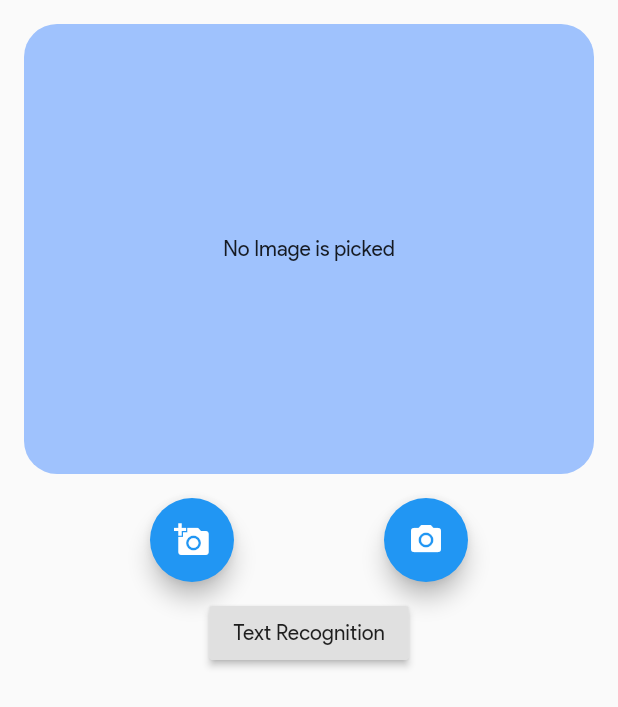
After one commit to ishandeveloper/Swaasthy, a Flutter app: the TextRecognition screen opened directly, after a tap on "Text Recognition", on a phone screen of 412 x 824 dp. The commit adds this screen. Shown: the top 707 px of the screen. Run offline on Flutter 3.47's test engine with Material 2 defaults, Android fonts, the phone set to English and light mode, and no system bars; our stand-ins replace another_flushbar, cached_network_image, cloud_firestore, connectivity, firebase_auth, firebase_core and 20 more; missing offline and left inert: agora_rtc_engine, firebase_ml_vision, google_maps_cluster_manager, multi_image_picker, razorpay_flutter; accounts and stored records are empty; generated files the repository leaves out were written again; network calls fail.

Commit message:
Text Recognition

```diff
--- a/lib/screens/auth/signup/account_type.dart
+++ b/lib/screens/auth/signup/account_type.dart
@@ -1,3 +1,4 @@
+import 'package:codered/screens/text_recognition.dart';
 import 'package:codered/services/user_services.dart';
 import 'package:codered/utils/constants/colors.dart';
 import 'package:flutter/material.dart';
@@ -22,6 +23,11 @@ class _AccountTypeState extends State<AccountType> {
         body: Container(
       padding: const EdgeInsets.symmetric(horizontal: 15),
       child: Column(
+        children: [
+          Flexible(
+            flex: 2,
+            fit: FlexFit.tight,
+            child: Column(
               crossAxisAlignment: CrossAxisAlignment.start,
               children: [
                 Text(
@@ -33,8 +39,16 @@ class _AccountTypeState extends State<AccountType> {
                     width: double.infinity,
                     child: Row(
                       mainAxisAlignment: MainAxisAlignment.spaceAround,
-                children: [chooseAccount('Yes', 1), chooseAccount('No', 0)],
+                      children: [
+                        chooseAccount('Yes', 1),
+                        chooseAccount('No', 0)
+                      ],
                     )),
+              ],
+            ),
+          ),
+          if (accountType == 1)
+            Flexible(flex: 8, fit: FlexFit.tight, child: TextRecognition())
         ],
       ),
     ));
--- /dev/null
+++ b/lib/screens/text_recognition.dart
@@ -0,0 +1,67 @@
+import 'dart:io';
+
+import 'package:firebase_ml_vision/firebase_ml_vision.dart';
+import 'package:flutter/material.dart';
+
+import '../shared_widgets/image_picker_class.dart';
+
+class TextRecognition extends StatefulWidget {
+  @override
+  _TextRecognitionState createState() => _TextRecognitionState();
+}
+
+class _TextRecognitionState extends State<TextRecognition> {
+  File _image;
+  var result = "";
+
+  void _pickedImage(File image) {
+    _image = image;
+  }
+
+  /// Shows image selection screen only when the model is ready to be used.
+  Widget readyScreen() {
+    return Column(
+      children: [
+        ImagePickerClass(_pickedImage),
+        SizedBox(
+          height: 10,
+        ),
+        RaisedButton(
+          onPressed: textRecognition,
+          child: Text('Text Recognition'),
+        ),
+        SizedBox(
+          height: 10,
+        ),
+        // Column(
+        //   children: _labels != null
+        //       ? _labels.map((label) {
+        //           return Text("${label["label"]}");
+        //         }).toList()
+        //       : [],
+        // ),
+      ],
+    );
+  }
+
+  textRecognition() async {
+    FirebaseVisionImage myImage = FirebaseVisionImage.fromFile(_image);
+    TextRecognizer recognizeText = FirebaseVision.instance.textRecognizer();
+    VisionText readText = await recognizeText.processImage(myImage);
+    result = "";
+    for (TextBlock block in readText.blocks) {
+      for (TextLine line in block.lines) {
+        setState(() {
+          result = result + ' ' + line.text + '\n';
+        });
+      }
+    }
+    print("RESULT: $result");
+    recognizeText.close();
+  }
+
+  /// Shows different screens based on the state of the custom model.
+  Widget build(BuildContext context) {
+    return Scaffold(body: readyScreen());
+  }
+}
--- a/lib/services/daignosis_notifier.dart
+++ b/lib/services/daignosis_notifier.dart
@@ -6,5 +6,6 @@ class DiagnosisResultNotifier with ChangeNotifier {
   onNewDiagnosis(List<dynamic> parsedJson) {
     this.diagnosisResult = DiagnosisResult.fromJSON(parsedJson);
     notifyListeners();
+    print('diagnosisResult: ' + diagnosisResult.diagnosisResult.toString());
   }
 }
--- /dev/null
+++ b/lib/shared_widgets/image_picker_class.dart
@@ -0,0 +1,76 @@
+import 'dart:io';
+
+import 'package:flutter/material.dart';
+import 'package:image_picker/image_picker.dart';
+
+class ImagePickerClass extends StatefulWidget {
+  ImagePickerClass(
+    this.imagePickFn,
+  );
+
+  final void Function(File pickedImage) imagePickFn;
+
+  @override
+  _ImagePickerClassState createState() => _ImagePickerClassState();
+}
+
+class _ImagePickerClassState extends State<ImagePickerClass> {
+  File _image;
+  Future getImagefromCamera() async {
+    var image = ImagePicker();
+    await image
+        .getImage(source: ImageSource.camera)
+        .then((value) => _image = File(value.path));
+    setState(() {
+      widget.imagePickFn(_image);
+    });
+  }
+
+  Future getImagefromGallery() async {
+    var image = ImagePicker();
+    await image
+        .getImage(source: ImageSource.gallery)
+        .then((value) => _image = File(value.path));
+    setState(() {
+      widget.imagePickFn(_image);
+    });
+  }
+
+  @override
+  Widget build(BuildContext context) {
+    return Column(
+      children: <Widget>[
+        Padding(
+          padding: const EdgeInsets.all(16.0),
+          child: Container(
+            width: double.infinity,
+            height: 300,
+            decoration: BoxDecoration(
+                color: Colors.blueAccent.withOpacity(0.5),
+                borderRadius: BorderRadius.circular(22)),
+            child: Center(
+              child: _image == null
+                  ? Text("No Image is picked")
+                  : Image.file(_image),
+            ),
+          ),
+        ),
+        Row(
+          mainAxisAlignment: MainAxisAlignment.spaceEvenly,
+          children: <Widget>[
+            FloatingActionButton(
+              onPressed: getImagefromCamera,
+              heroTag: 'camera',
+              child: Icon(Icons.add_a_photo),
+            ),
+            FloatingActionButton(
+              onPressed: getImagefromGallery,
+              heroTag: 'gallery',
+              child: Icon(Icons.camera_alt),
+            )
+          ],
+        )
+      ],
+    );
+  }
+}
--- a/pubspec.yaml
+++ b/pubspec.yaml
@@ -32,18 +32,20 @@ dependencies:
   firebase_auth: ^1.0.1
   firebase_core: ^1.0.1
   firebase_messaging: ^9.0.1
+  firebase_ml_vision: ^0.11.0
   firebase_storage: ^8.0.0
   flutter_datetime_picker: ^1.5.0
   flutter_linkify: ^5.0.0
   flutter_local_notifications: ^5.0.0
   flutter_phoenix: ^1.0.0
-  flutter_svg:
+  flutter_svg: null
   flutter_vector_icons: ^0.2.1
   geolocator: ^7.0.1
   google_maps_cluster_manager: ^1.0.0
   google_maps_flutter: ^2.0.1
   google_sign_in: ^4.5.9
   http: ^0.13.1
+  image_picker: ^0.7.4
   json_annotation: ^3.1.1
   lottie: ^1.0.1
   multi_image_picker: ^4.8.0
```
Also changed, not shown: 1 other file. Lines whose indentation alone changed are shown as unchanged.
